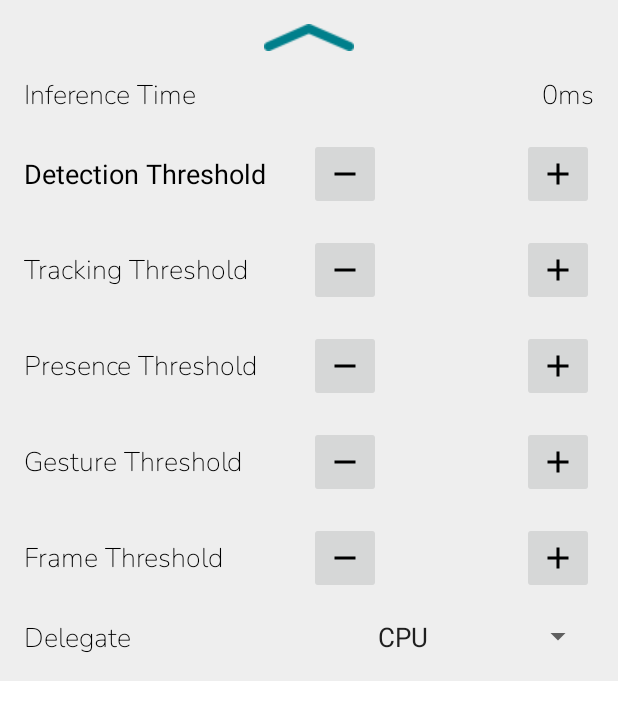
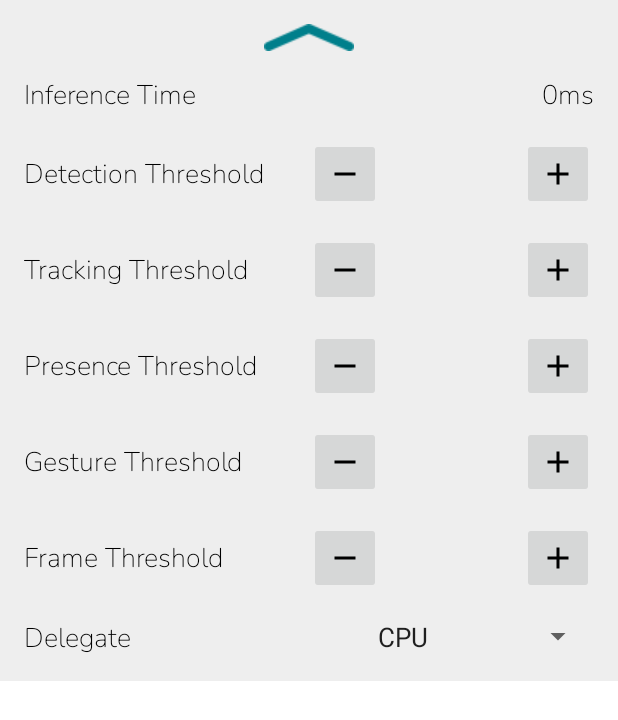
Before and after one commit to vihaan211005/sign-lang-interpretation, an Android app: the layout info_bottom_sheet.xml on its own in the app's theme, with its tools: preview values and no code run, on a phone screen of 412 x 824 dp. Shown: the top 720 px of the screen. Run offline under Robolectric (Android 15) with nearby library versions, the phone set to English and light mode, and no system bars.

Commit message:
chores : removed redundant debugs, fix ui

```diff
--- a/Application/app/src/main/java/com/google/mediapipe/examples/gesturerecognizer/fragment/GestureRecognizerResultsAdapter.kt
+++ b/Application/app/src/main/java/com/google/mediapipe/examples/gesturerecognizer/fragment/GestureRecognizerResultsAdapter.kt
@@ -88,7 +88,6 @@ class GestureRecognizerResultsAdapter(private val context: Context) :
 
     override fun onBindViewHolder(holder: ViewHolder, position: Int) {
         adapterCategories[position].let { category ->
-            println(minGestureConfidence)
             if (category?.score() != null && category.score() > minGestureConfidence) {
                 var ls = category.categoryName()
                 if(ls=="space") ls = " "
--- a/Application/app/src/main/res/layout/info_bottom_sheet.xml
+++ b/Application/app/src/main/res/layout/info_bottom_sheet.xml
@@ -87,6 +87,7 @@
                 android:layout_width="wrap_content"
                 android:layout_height="wrap_content"
                 android:layout_centerVertical="true"
+                android:fontFamily="@font/nunito"
                 android:text="@string/label_hand_detection_confidence_threshold"
                 android:textColor="@color/bottom_sheet_text_color"
                 android:textSize="@dimen/bottom_sheet_text_size" />
```
